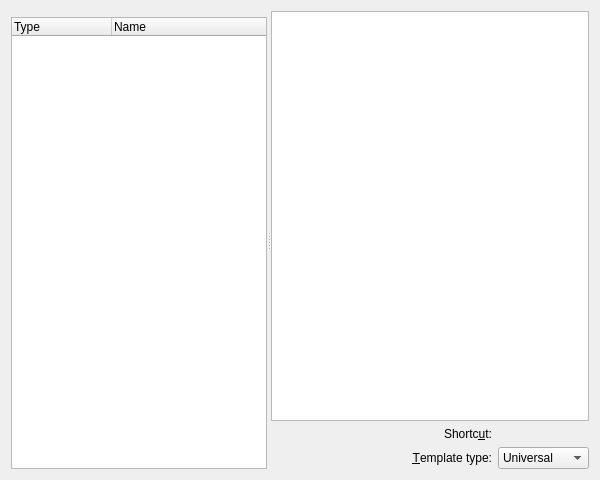
Old version of the form kmail/customtemplates_base.ui in the repository chusopr/kdepim-ktimetracker-akonadi.
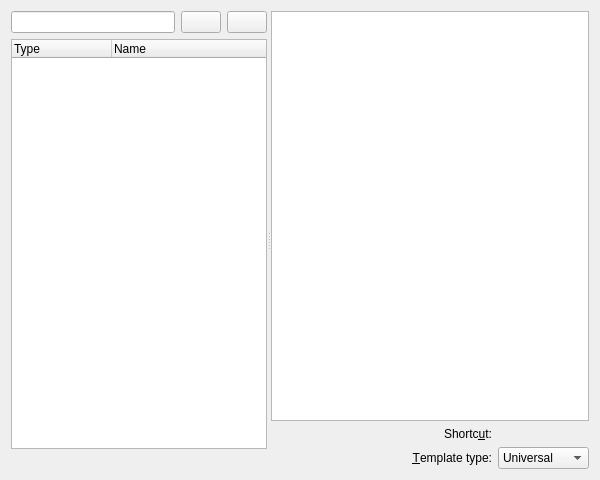
New version of the form. Custom widgets are drawn as their Qt base class.

Commit message:
Configuration "Composer - Custom Templates" dialogue: move the help link out of the EditFrame layout, so that it is clickable even if no templates exist or none is selected.
Change the "Composer" group title to one a bit more appropriate.

GUI:

The edit to the form file:
```diff
--- a/kmail/customtemplates_base.ui
+++ b/kmail/customtemplates_base.ui
@@ -38,11 +38,9 @@
           <number>6</number>
          </property>
          <item>
-          <widget class="KLineEdit" native="1" name="mName" >
+          <widget class="KLineEdit" name="mName" >
            <property name="sizePolicy" >
-            <sizepolicy>
-             <hsizetype>3</hsizetype>
-             <vsizetype>0</vsizetype>
+            <sizepolicy vsizetype="Fixed" hsizetype="MinimumExpanding" >
              <horstretch>0</horstretch>
              <verstretch>0</verstretch>
             </sizepolicy>
@@ -56,19 +54,17 @@
           </widget>
          </item>
          <item>
-          <widget class="KPushButton" native="1" name="mAdd" />
+          <widget class="KPushButton" name="mAdd" />
          </item>
          <item>
-          <widget class="KPushButton" native="1" name="mRemove" />
+          <widget class="KPushButton" name="mRemove" />
          </item>
         </layout>
        </item>
        <item>
         <widget class="QTreeWidget" name="mList" >
          <property name="sizePolicy" >
-          <sizepolicy>
-           <hsizetype>5</hsizetype>
-           <vsizetype>7</vsizetype>
+          <sizepolicy vsizetype="Expanding" hsizetype="Preferred" >
            <horstretch>0</horstretch>
            <verstretch>0</verstretch>
           </sizepolicy>
@@ -88,6 +84,9 @@
          </column>
         </widget>
        </item>
+       <item>
+        <widget class="QLabel" name="mHelp" />
+       </item>
       </layout>
      </widget>
      <widget class="QFrame" name="mEditFrame" >
@@ -178,9 +177,7 @@
          <item row="1" column="1" >
           <widget class="QLabel" name="textLabel1" >
            <property name="sizePolicy" >
-            <sizepolicy>
-             <hsizetype>5</hsizetype>
-             <vsizetype>5</vsizetype>
+            <sizepolicy vsizetype="Preferred" hsizetype="Preferred" >
              <horstretch>1</horstretch>
              <verstretch>0</verstretch>
             </sizepolicy>
@@ -196,12 +193,6 @@
            </property>
           </widget>
          </item>
-         <item row="1" column="0" >
-          <widget class="TemplatesInsertCommand" native="1" name="mInsertCommand" />
-         </item>
-         <item row="0" column="0" >
-          <widget class="QLabel" name="mHelp" />
-         </item>
          <item row="0" column="2" >
           <widget class="KKeySequenceWidget" native="1" name="mKeySequenceWidget" />
          </item>
@@ -215,28 +206,28 @@
  </widget>
  <layoutdefault spacing="6" margin="11" />
  <customwidgets>
-  <customwidget>
-   <class>TemplatesInsertCommand</class>
-   <extends>QWidget</extends>
-   <header>templatesinsertcommand.h</header>
-  </customwidget>
   <customwidget>
    <class>KKeySequenceWidget</class>
    <extends>QWidget</extends>
    <header>kkeysequencewidget.h</header>
   </customwidget>
-  <customwidget>
-   <class>KPushButton</class>
-   <extends>QWidget</extends>
-   <header>kpushbutton.h</header>
-   <container>1</container>
-  </customwidget>
   <customwidget>
    <class>KLineEdit</class>
-   <extends>QWidget</extends>
+   <extends>QLineEdit</extends>
    <header>klineedit.h</header>
    <container>1</container>
   </customwidget>
+  <customwidget>
+   <class>KPushButton</class>
+   <extends>QPushButton</extends>
+   <header>kpushbutton.h</header>
+   <container>1</container>
+  </customwidget>
+  <customwidget>
+   <class>TemplatesInsertCommand</class>
+   <extends>QWidget</extends>
+   <header>templatesinsertcommand.h</header>
+  </customwidget>
  </customwidgets>
  <resources/>
  <connections/>
```
Left out of the diff: 40 changed lines with no effect on the pictures. The commit also changes 2 other files.
